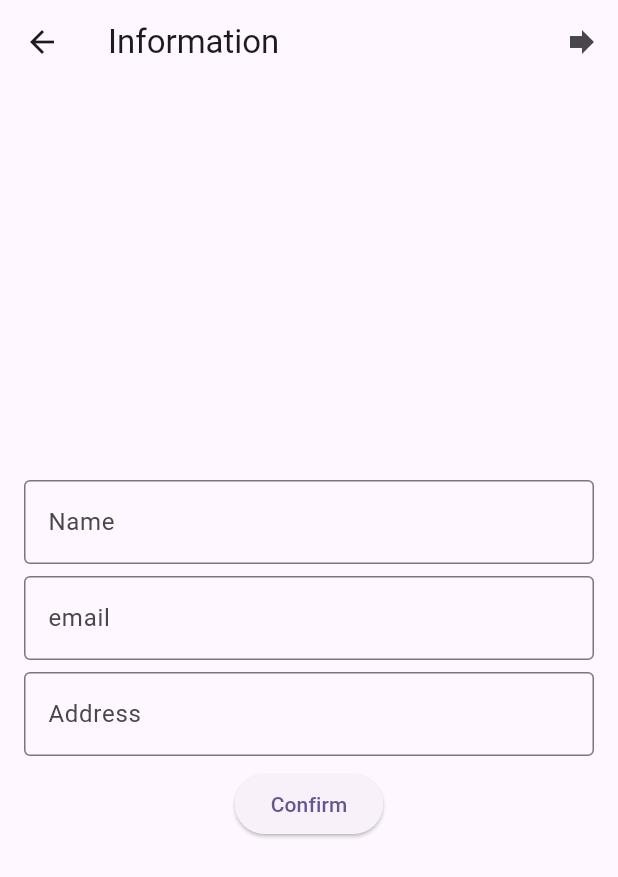
After one commit to Nadimpg/firebaseauthapp, a Flutter app: the InformationScreen screen opened directly, on a phone screen of 412 x 824 dp. The commit adds this screen. Shown: the top 877 px of the screen. Run offline on Flutter 3.47's test engine with Material 2 defaults, Android fonts, the phone set to English and light mode, and no system bars; our stand-ins replace cloud_firestore, country_picker, firebase_auth, firebase_core, firebase_storage, fluttertoast and 3 more; accounts and stored records are empty.

Commit message:
feat(crud): complete

```diff
--- a/lib/auth/phone_auth/phone_auth_screen.dart
+++ b/lib/auth/phone_auth/phone_auth_screen.dart
@@ -2,6 +2,7 @@ import 'package:country_picker/country_picker.dart';
 import 'package:firebase_auth/firebase_auth.dart';
 import 'package:firebase_auth_app/home_screen.dart';
 import 'package:flutter/foundation.dart';
+
 import 'package:flutter/material.dart';
 import 'package:pin_code_fields/pin_code_fields.dart';
 
--- a/lib/auth/sign_in/sign_in_screen.dart
+++ b/lib/auth/sign_in/sign_in_screen.dart
@@ -306,7 +306,7 @@ class _Sign_in_screenState extends State<Sign_in_screen> {
                                 } ,
                                 child: Text('crud screen',style: TextStyle(fontSize: 22),),
                               ),
-                            )
+                            ),
                           ],
                         )
                     )
--- /dev/null
+++ b/lib/crud/information_screen.dart
@@ -0,0 +1,110 @@
+import 'package:cloud_firestore/cloud_firestore.dart';
+import 'package:firebase_auth_app/crud/info_data.dart';
+import 'package:firebase_storage/firebase_storage.dart';
+import 'package:flutter/material.dart';
+import 'package:fluttertoast/fluttertoast.dart';
+
+class InformationScreen extends StatefulWidget {
+  const InformationScreen({super.key});
+
+  @override
+  State<InformationScreen> createState() => _InformationScreenState();
+}
+
+class _InformationScreenState extends State<InformationScreen> {
+
+  TextEditingController _nameController = TextEditingController();
+  TextEditingController _emailController = TextEditingController();
+  TextEditingController _addressController = TextEditingController();
+  FirebaseFirestore firestore=FirebaseFirestore.instance;
+  final storage=FirebaseStorage.instance;
+
+
+  @override
+  Widget build(BuildContext context) {
+    return SafeArea(
+      child: Scaffold(
+        appBar: AppBar(
+          title: Text('Information '),
+          actions: [
+            IconButton(onPressed: (){
+              Navigator.push(context, MaterialPageRoute(builder: (_)=>InfoData()));
+            }, icon: Icon(Icons.forward))
+          ],
+        ),
+            body: Padding(
+              padding: const EdgeInsets.all(16.0),
+              child: Column(
+
+                mainAxisAlignment: MainAxisAlignment.center,
+                children: [
+
+                  TextField(
+                    controller: _nameController,
+                    decoration: InputDecoration(
+                      hintText: 'Name',
+                      border: OutlineInputBorder()
+                    ),
+                  ),
+                  SizedBox(height: 8,),
+                  TextField(
+                    controller: _emailController,
+                    decoration: InputDecoration(
+                        hintText: 'email',
+                        border: OutlineInputBorder()
+                    ),
+                  ),
+                  SizedBox(height: 8,),
+                   TextField(
+                     controller: _addressController,
+                    decoration: InputDecoration(
+                        hintText: 'Address',
+                        border: OutlineInputBorder()
+                    ),
+                  ),
+                  SizedBox(height: 8,),
+                  ElevatedButton(onPressed: ()async {
+                    try {
+                      progressDialogue();
+                      firestore.collection('Information').add(
+                        {
+                          'name': _nameController.text,
+                           'email':_emailController.text,
+                          'address':_addressController.text
+                        },
+                      ).whenComplete(
+                            () {
+                          Fluttertoast.showToast(msg: 'Added Successfully');
+                          _nameController.clear();
+                          _emailController.clear();
+                          _addressController.clear();
+
+                          Navigator.push(context, MaterialPageRoute(builder: (_)=>InfoData()));
+                        },
+                      );
+                    } catch (e) {
+                      print(e);
+                      Navigator.push(context, MaterialPageRoute(builder: (_)=>InfoData()));
+
+                    }
+                  }, child: Text('Confirm'))
+                ],
+              ),
+            ),
+      ),
+    );
+  }
+
+  progressDialogue(){
+    showDialog(
+        context:context ,
+        builder: (context){
+          return const SizedBox(
+            height: 30, width: 30,
+            child: Center(
+                child: CircularProgressIndicator()
+            ),
+          );
+        });
+  }
+}
```
Also changed, not shown: lib/crud/crud_screen.dart (+12 -1 lines), lib/crud/info_data.dart (added, +177 -0 lines), lib/crud/info_screen.dart (added, +100 -0 lines), lib/crud/update_screen.dart (added).
